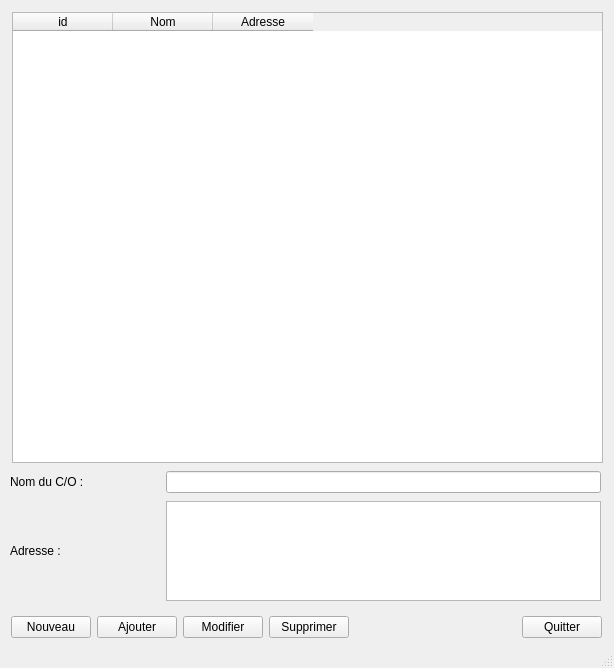
The window that ui/comanagementwindow.ui (jphoubion/COMailPrinting) describes before a commit, drawn with Qt 5.
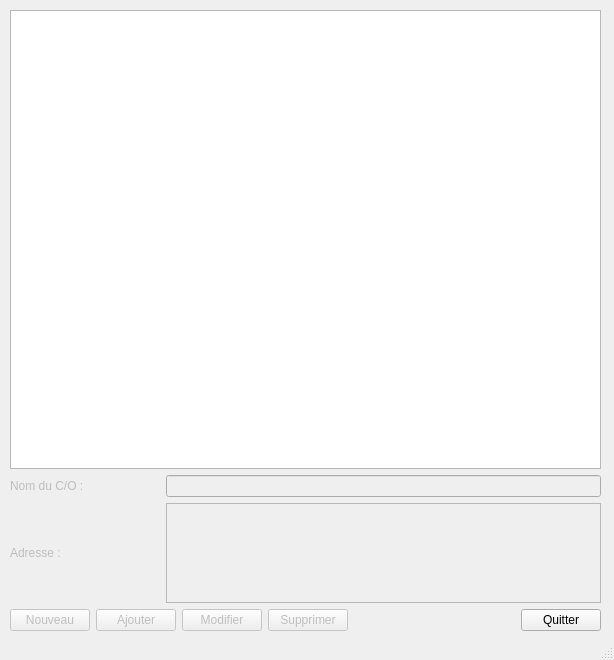
The same window after the commit.

Commit message: * Use of TableView for CO

```diff
--- a/ui/comanagementwindow.ui
+++ b/ui/comanagementwindow.ui
@@ -10,78 +10,46 @@
     <x>0</x>
     <y>0</y>
     <width>614</width>
-    <height>668</height>
+    <height>660</height>
    </rect>
   </property>
   <property name="windowTitle">
    <string>COMailPrinting - Gestion des C/O</string>
   </property>
   <widget class="QWidget" name="centralwidget">
-   <widget class="QTableWidget" name="tw_co">
-    <property name="geometry">
-     <rect>
-      <x>12</x>
-      <y>12</y>
-      <width>591</width>
-      <height>451</height>
-     </rect>
-    </property>
-    <column>
-     <property name="text">
-      <string>id</string>
-     </property>
-    </column>
-    <column>
-     <property name="text">
-      <string>Nom</string>
-     </property>
-    </column>
-    <column>
-     <property name="text">
-      <string>Adresse</string>
-     </property>
-    </column>
-   </widget>
    <widget class="QWidget" name="">
     <property name="geometry">
      <rect>
       <x>10</x>
-      <y>470</y>
+      <y>10</y>
       <width>591</width>
-      <height>24</height>
+      <height>621</height>
      </rect>
     </property>
-    <layout class="QHBoxLayout" name="horizontalLayout">
-     <item>
-      <widget class="QLabel" name="label">
+    <layout class="QGridLayout" name="gridLayout">
+     <item row="0" column="0">
+      <widget class="QTableView" name="tv_co">
+       <property name="sizePolicy">
+        <sizepolicy hsizetype="Expanding" vsizetype="Expanding">
+         <horstretch>0</horstretch>
+         <verstretch>0</verstretch>
+        </sizepolicy>
+       </property>
        <property name="minimumSize">
         <size>
-         <width>150</width>
-         <height>0</height>
+         <width>0</width>
+         <height>420</height>
         </size>
        </property>
-       <property name="text">
-        <string>Nom du C/O : </string>
-       </property>
       </widget>
      </item>
-     <item>
-      <widget class="QLineEdit" name="le_name"/>
-     </item>
-    </layout>
-   </widget>
-   <widget class="QWidget" name="">
-    <property name="geometry">
-     <rect>
-      <x>10</x>
-      <y>500</y>
-      <width>591</width>
-      <height>102</height>
-     </rect>
-    </property>
+     <item row="2" column="0">
     <layout class="QHBoxLayout" name="horizontalLayout_2">
      <item>
       <widget class="QLabel" name="label_2">
+         <property name="enabled">
+          <bool>false</bool>
+         </property>
        <property name="minimumSize">
         <size>
          <width>150</width>
@@ -95,6 +63,9 @@
      </item>
      <item>
       <widget class="QTextEdit" name="te_address">
+         <property name="enabled">
+          <bool>false</bool>
+         </property>
        <property name="minimumSize">
         <size>
          <width>0</width>
@@ -110,19 +81,41 @@
       </widget>
      </item>
     </layout>
-   </widget>
-   <widget class="QWidget" name="">
-    <property name="geometry">
-     <rect>
-      <x>11</x>
-      <y>615</y>
-      <width>591</width>
-      <height>25</height>
-     </rect>
-    </property>
+     </item>
+     <item row="1" column="0">
+      <layout class="QHBoxLayout" name="horizontalLayout">
+       <item>
+        <widget class="QLabel" name="label">
+         <property name="enabled">
+          <bool>false</bool>
+         </property>
+         <property name="minimumSize">
+          <size>
+           <width>150</width>
+           <height>0</height>
+          </size>
+         </property>
+         <property name="text">
+          <string>Nom du C/O : </string>
+         </property>
+        </widget>
+       </item>
+       <item>
+        <widget class="QLineEdit" name="le_name">
+         <property name="enabled">
+          <bool>false</bool>
+         </property>
+        </widget>
+       </item>
+      </layout>
+     </item>
+     <item row="3" column="0">
     <layout class="QHBoxLayout" name="horizontalLayout_3">
      <item>
       <widget class="QPushButton" name="btn_new">
+         <property name="enabled">
+          <bool>false</bool>
+         </property>
        <property name="text">
         <string>Nouveau</string>
        </property>
@@ -130,6 +123,9 @@
      </item>
      <item>
       <widget class="QPushButton" name="btn_add">
+         <property name="enabled">
+          <bool>false</bool>
+         </property>
        <property name="text">
         <string>Ajouter</string>
        </property>
@@ -137,6 +133,9 @@
      </item>
      <item>
       <widget class="QPushButton" name="btn_modify">
+         <property name="enabled">
+          <bool>false</bool>
+         </property>
        <property name="text">
         <string>Modifier</string>
        </property>
@@ -144,6 +143,9 @@
      </item>
      <item>
       <widget class="QPushButton" name="btn_delete">
+         <property name="enabled">
+          <bool>false</bool>
+         </property>
        <property name="text">
         <string>Supprimer</string>
        </property>
@@ -168,6 +170,8 @@
         <string>Quitter</string>
        </property>
       </widget>
+       </item>
+      </layout>
      </item>
     </layout>
    </widget>
```
Lines whose indentation alone changed are shown as unchanged. The commit also changes 8 other files.
